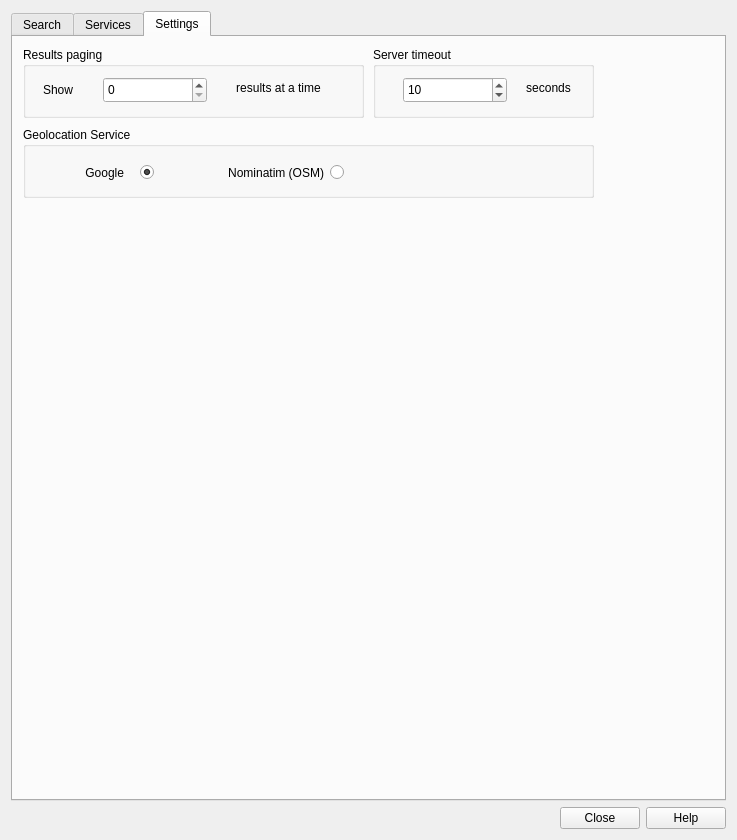
vesnikos/MetaSearch, file plugin/MetaSearch/ui/maindialog.ui: the form before one commit.
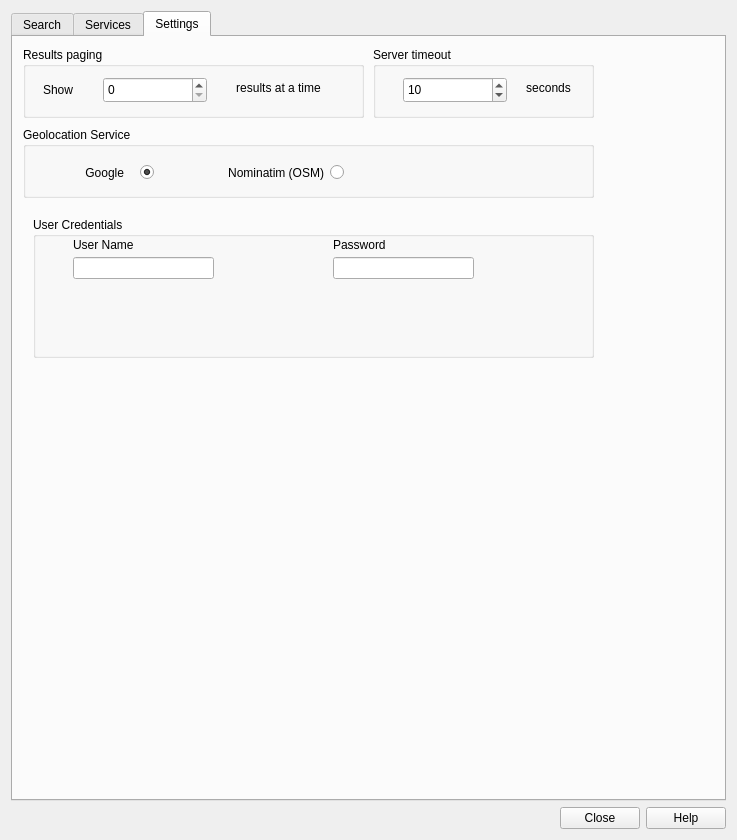
The form after the commit. The open tabs and pages were chosen to show the change. Custom widgets are drawn as their Qt base class.

Commit message: Don't Move ActiveView if Global, AutoSort by name by default

Patch:
```diff
--- a/plugin/MetaSearch/ui/maindialog.ui
+++ b/plugin/MetaSearch/ui/maindialog.ui
@@ -731,6 +731,77 @@
         </property>
        </widget>
       </widget>
+      <widget class="QGroupBox" name="gb_UserCredentials">
+       <property name="geometry">
+        <rect>
+         <x>20</x>
+         <y>180</y>
+         <width>561</width>
+         <height>141</height>
+        </rect>
+       </property>
+       <property name="title">
+        <string>User Credentials</string>
+       </property>
+       <widget class="QLineEdit" name="leUsername">
+        <property name="geometry">
+         <rect>
+          <x>40</x>
+          <y>40</y>
+          <width>141</width>
+          <height>22</height>
+         </rect>
+        </property>
+        <property name="text">
+         <string/>
+        </property>
+        <property name="echoMode">
+         <enum>QLineEdit::Normal</enum>
+        </property>
+       </widget>
+       <widget class="QLineEdit" name="lePassword">
+        <property name="geometry">
+         <rect>
+          <x>300</x>
+          <y>40</y>
+          <width>141</width>
+          <height>22</height>
+         </rect>
+        </property>
+        <property name="text">
+         <string/>
+        </property>
+        <property name="echoMode">
+         <enum>QLineEdit::Password</enum>
+        </property>
+       </widget>
+       <widget class="QLabel" name="label_11">
+        <property name="geometry">
+         <rect>
+          <x>40</x>
+          <y>20</y>
+          <width>71</width>
+          <height>16</height>
+         </rect>
+        </property>
+        <property name="text">
+         <string>User Name</string>
+        </property>
+       </widget>
+       <widget class="QLabel" name="label_12">
+        <property name="geometry">
+         <rect>
+          <x>300</x>
+          <y>20</y>
+          <width>71</width>
+          <height>16</height>
+         </rect>
+        </property>
+        <property name="text">
+         <string>Password</string>
+        </property>
+       </widget>
+      </widget>
      </widget>
     </widget>
    </item>
```
Left out of the diff: 1 changed line with no effect on the pictures. The commit also changes 2 other files.
